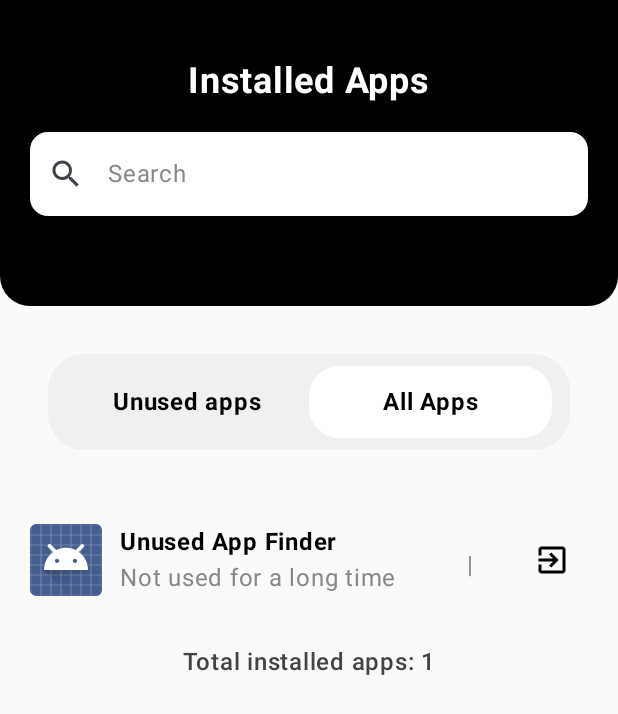
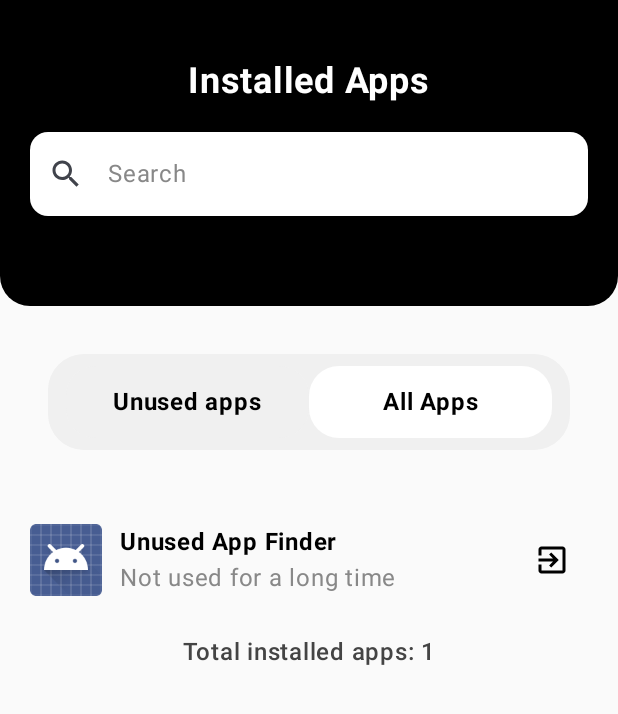
Before and after one commit to Deekshigowda08/unused_app_finder, an Android app built with Jetpack Compose: the screen it shows after launch (MainActivity), after a tap on "All Apps", on a phone screen of 412 x 824 dp. Shown: the top 714 px of the screen. Run offline under Robolectric (Android 15) with nearby library versions, the phone set to English and light mode, and no system bars; our stand-ins replace accompanist; libraries missing offline, so code that uses them is left out: com.google.accompanist.navigation.

Commit message:
small changes

```diff
--- a/app/src/main/java/com/example/guhyatainterntask/MainActivity.kt
+++ b/app/src/main/java/com/example/guhyatainterntask/MainActivity.kt
@@ -50,12 +50,12 @@ class MainActivity : ComponentActivity() {
                     //details screen
                     composable("app_details") {
                         val selectedApp = viewModel.selectedApp.value
+
                         selectedApp?.let {
                             AppDetailsScreen(
                                 appName = it.name,
                                 appVersion = it.version ?: "Unknown",
                                 appIcon = it.icon,
-                                appSize = it.sizeInBytes,
                                 navController = navController,
                                 onViewInPlayStore = {
                                     val packageName = it.packageName
--- a/app/src/main/java/com/example/guhyatainterntask/model/AppInfo.kt
+++ b/app/src/main/java/com/example/guhyatainterntask/model/AppInfo.kt
@@ -8,6 +8,5 @@ data class AppInfo(
     val packageName: String,
     val icon: ImageBitmap,
     val version: String,
-    val lastUsedTime: Long,
-    val sizeInBytes:Long
+    val lastUsedTime: Long
 )
--- a/app/src/main/java/com/example/guhyatainterntask/ui/theme/detailpage.kt
+++ b/app/src/main/java/com/example/guhyatainterntask/ui/theme/detailpage.kt
@@ -27,6 +27,7 @@ import androidx.compose.material3.Icon
 import androidx.compose.material3.IconButton
 import androidx.compose.material3.Text
 import androidx.compose.runtime.Composable
+import androidx.compose.runtime.LaunchedEffect
 import androidx.compose.runtime.mutableStateOf
 import androidx.compose.runtime.remember
 import androidx.compose.ui.Alignment
@@ -51,13 +52,13 @@ fun AppDetailsScreen(
     appName: String,
     appVersion: String,
     appIcon: ImageBitmap,
-    appSize: Long,
     navController: NavController,
     onViewInPlayStore: () -> Unit,
     onOpenApp: () -> Unit,
     onOpenAppInfo: () -> Unit
 ) {
-    val formattedSize = formatFileSize(appSize)
+
+
 
     Box(modifier = Modifier.fillMaxSize()) {
         Column(
@@ -136,15 +137,7 @@ fun AppDetailsScreen(
                     overflow = TextOverflow.Ellipsis,
                     color = Color.Gray
                 )
-                Spacer(modifier = Modifier.height(8.dp))
-                Text(
-                    text = "App size: $formattedSize",
-                    fontSize = 16.sp,
-                    color = Color.Black,
-                    fontWeight = FontWeight.SemiBold
-                )
-
-                Spacer(modifier = Modifier.height(34.dp))
+                Spacer(modifier = Modifier.height(28.dp))
 
                 Button(
                     onClick = onViewInPlayStore,
--- a/app/src/main/java/com/example/guhyatainterntask/ui/theme/mainpage.kt
+++ b/app/src/main/java/com/example/guhyatainterntask/ui/theme/mainpage.kt
@@ -1,11 +1,8 @@
 package com.example.guhyatainterntask.ui.theme
 import android.content.Context
-import kotlinx.coroutines.delay
-import android.content.Intent
 import android.os.Build
 import android.os.VibrationEffect
 import android.os.Vibrator
-import android.provider.Settings
 import androidx.compose.foundation.ExperimentalFoundationApi
 import androidx.compose.foundation.Image
 import androidx.compose.foundation.background
@@ -22,8 +19,8 @@ import androidx.compose.foundation.layout.padding
 import androidx.compose.foundation.layout.size
 import androidx.compose.foundation.layout.width
 import androidx.compose.foundation.lazy.LazyColumn
+import androidx.compose.foundation.lazy.LazyListState
 import androidx.compose.foundation.lazy.itemsIndexed
-import androidx.compose.foundation.lazy.rememberLazyListState
 import androidx.compose.foundation.shape.RoundedCornerShape
 import androidx.compose.material.icons.Icons
 import androidx.compose.material.icons.filled.Close
@@ -39,13 +36,15 @@ import androidx.compose.material3.Text
 import androidx.compose.material3.TextButton
 import androidx.compose.material3.TextField
 import androidx.compose.runtime.Composable
-import androidx.compose.runtime.LaunchedEffect
 import androidx.compose.runtime.getValue
 import androidx.compose.runtime.mutableStateOf
 import androidx.compose.material3.TextFieldDefaults
+import androidx.compose.runtime.LaunchedEffect
 import androidx.compose.runtime.produceState
 import androidx.compose.runtime.remember
+import androidx.compose.runtime.saveable.rememberSaveable
 import androidx.compose.runtime.setValue
+import androidx.compose.runtime.snapshotFlow
 import androidx.compose.ui.Alignment
 import androidx.compose.ui.Modifier
 import androidx.compose.ui.draw.clip
@@ -56,14 +55,20 @@ import androidx.compose.ui.text.font.FontWeight
 import androidx.compose.ui.text.style.TextAlign
 import androidx.compose.ui.unit.dp
 import androidx.compose.ui.unit.sp
+import androidx.lifecycle.Lifecycle
+import androidx.lifecycle.compose.LocalLifecycleOwner
+import androidx.lifecycle.repeatOnLifecycle
 import androidx.lifecycle.viewmodel.compose.viewModel
-import com.example.guhyatainterntask.helper.hasUsageStatsPermission
 import com.example.guhyatainterntask.helper.isAppUnused
 import com.example.guhyatainterntask.model.AppInfo
 import com.example.guhyatainterntask.viewmodel.AppViewModel
+import kotlinx.coroutines.delay
+import kotlinx.coroutines.flow.debounce
 import java.text.SimpleDateFormat
 import java.util.Date
 import java.util.Locale
+
+enum class AppTab { Unused, All }
 
 @OptIn(ExperimentalMaterial3Api::class, ExperimentalFoundationApi::class)
 @JvmOverloads
@@ -73,48 +78,51 @@ fun InstalledAppsScreen(
     onAppClick: (AppInfo) -> Unit
 ) {
     val apps = viewModel.apps
-    val listState = rememberLazyListState()
+    val listState = rememberSaveable(saver = LazyListState.Saver) { LazyListState() }
     val context = LocalContext.current
-    var selectedTab by remember { mutableStateOf("Unused apps") }
-    var searchQuery by remember { mutableStateOf("") }
+    var selectedTab by rememberSaveable { mutableStateOf(AppTab.Unused) }
+    var searchQuery by rememberSaveable { mutableStateOf("") }
     var showDialog by remember { mutableStateOf(false) }
     var appToUninstall by remember { mutableStateOf<AppInfo?>(null) }
-    var showList by remember { mutableStateOf(false) }
-    var showLoading by remember { mutableStateOf(false) }
 
+    val lifecycleOwner = LocalLifecycleOwner.current
 
-    // Ask for permission once
     LaunchedEffect(Unit) {
-        if (!hasUsageStatsPermission(context)) {
-            val intent = Intent(Settings.ACTION_USAGE_ACCESS_SETTINGS)
-            context.startActivity(intent)
+        lifecycleOwner.lifecycle.repeatOnLifecycle(Lifecycle.State.RESUMED) {
+            if (viewModel.apps.isNotEmpty()) {
+
+                // Try reloading only if lastUsedTime is missing (e.g., all 0)
+                val allZero = viewModel.apps.all { it.lastUsedTime == 0L }
+                if (allZero) {
+                    viewModel.reloadUsageDataOnly()
+                }
+            }
         }
     }
 
-    // Slight delay to allow Compose to settle before drawing large lists
-    LaunchedEffect(apps) {
-        showList = false
-        showLoading = true
-        delay(200)
-        showLoading = false
-        showList = true
+
+    // Properly debounced and cancelable filtering
+    val filteredApps by produceState(initialValue = apps) {
+        snapshotFlow { Triple(apps, selectedTab, searchQuery) }
+            .debounce(100)
+            .collect { (appsList, tab, query) ->
+                if (appsList.isNotEmpty()) {
+                    value = appsList.filter { app ->
+                        val matchesTab = when (tab) {
+                            AppTab.Unused -> isAppUnused(app.lastUsedTime)
+                            AppTab.All -> true
                         }
-
-    // Filtered apps list with remember to prevent re-computation
-    val filteredApps by produceState(initialValue = emptyList<AppInfo>(), apps, selectedTab, searchQuery) {
-        delay(100) // debounce delay
-        value = apps.filter { app ->
-            val matchesTab = when (selectedTab) {
-                "Unused apps" -> isAppUnused(app.lastUsedTime)
-                else -> true
-            }
-            val matchesSearch = app.name.contains(searchQuery, ignoreCase = true)
+                        val matchesSearch = app.name.contains(query, ignoreCase = true)
                         matchesTab && matchesSearch
                     }
                 }
+            }
+    }
+
+
 
         Column(modifier = Modifier.fillMaxSize()) {
-        // Header and search
+            // Header and Search
             Box(
                 modifier = Modifier
                     .fillMaxWidth()
@@ -148,7 +156,7 @@ fun InstalledAppsScreen(
                             focusedIndicatorColor = Color.Transparent
                         ),
                         leadingIcon = {
-                        Icon(Icons.Default.Search, contentDescription = null)
+                            Icon(Icons.Default.Search, contentDescription = "Search Icon")
                         },
                         trailingIcon = {
                             if (searchQuery.isNotEmpty()) {
@@ -161,7 +169,7 @@ fun InstalledAppsScreen(
                 }
             }
 
-        // Tab Switcher
+            // Tabs
             Box(
                 modifier = Modifier
                     .fillMaxWidth()
@@ -174,8 +182,11 @@ fun InstalledAppsScreen(
                     modifier = Modifier.fillMaxWidth(),
                     horizontalArrangement = Arrangement.SpaceEvenly
                 ) {
-                listOf("Unused apps", "All Apps").forEach { tab ->
-                    val selected = tab == selectedTab
+                    listOf(
+                        AppTab.Unused to "Unused apps",
+                        AppTab.All to "All Apps"
+                    ).forEach { (tabEnum, tabLabel) ->
+                        val selected = tabEnum == selectedTab
                         Box(
                             modifier = Modifier
                                 .weight(1f)
@@ -183,13 +194,13 @@ fun InstalledAppsScreen(
                                 .background(if (selected) Color.White else Color(0xFFF0F0F0))
                                 .clickable {
                                     context.vibrate()
-                                selectedTab = tab
+                                    selectedTab = tabEnum
                                 }
                                 .padding(vertical = 12.dp),
                             contentAlignment = Alignment.Center
                         ) {
                             Text(
-                            text = tab,
+                                text = tabLabel,
                                 color = Color.Black,
                                 fontWeight = FontWeight.Bold
                             )
@@ -200,19 +211,7 @@ fun InstalledAppsScreen(
 
             Spacer(modifier = Modifier.height(8.dp))
 
-        // App List
-        if (showLoading) {
-            Box(
-                modifier = Modifier
-                    .fillMaxSize()
-                    .padding(top = 40.dp),
-                contentAlignment = Alignment.TopCenter
-            ) {
-                CircularProgressIndicator()
-            }
-        }
-        else if (showList) {
-            if (filteredApps.isEmpty()) {
+            if (filteredApps.isEmpty() && searchQuery.isNotEmpty()) {
                 Box(
                     modifier = Modifier
                         .fillMaxSize()
@@ -242,7 +241,8 @@ fun InstalledAppsScreen(
                                 .fillMaxWidth()
                                 .padding(vertical = 9.dp)
                                 .clickable { onAppClick(app) }
-                                .animateItemPlacement()
+                                .animateItemPlacement(),
+                            verticalAlignment = Alignment.CenterVertically
                         ) {
                             AppIcon(app.icon)
                             Spacer(modifier = Modifier.width(12.dp))
@@ -252,20 +252,17 @@ fun InstalledAppsScreen(
                                 Text(text = formattedTime, color = Color.Gray)
                             }
 
-                            Spacer(modifier = Modifier.weight(.5f))
-                            Text(
-                                text = "|",
-                                modifier = Modifier.padding(vertical = 15.dp),
-                                color = Color.Gray
-                            )
-                            Spacer(modifier = Modifier.weight(.3f))
+                            Spacer(modifier = Modifier.weight(1f))
 
-                            if (selectedTab == "Unused apps") {
+                            if (selectedTab == AppTab.Unused) {
                                 IconButton(onClick = {
                                     appToUninstall = app
                                     showDialog = true
                                 }) {
-                                    Icon(Icons.Default.Delete, contentDescription = "Uninstall")
+                                    Icon(
+                                        Icons.Default.Delete,
+                                        contentDescription = "Uninstall ${app.name}"
+                                    )
                                 }
                             } else {
                                 IconButton(onClick = {
@@ -273,22 +270,24 @@ fun InstalledAppsScreen(
                                         context.packageManager.getLaunchIntentForPackage(app.packageName)
                                     launchIntent?.let { context.startActivity(it) }
                                 }) {
-                                    Icon(Icons.Default.ExitToApp, contentDescription = "Open App")
+                                    Icon(
+                                        Icons.Default.ExitToApp,
+                                        contentDescription = "Open ${app.name}"
+                                    )
                                 }
                             }
                         }
                     }
 
-                    // Total Count Display
                     item {
-                        val totalLabel = if (selectedTab == "Unused apps") {
+                        val label = if (selectedTab == AppTab.Unused) {
                             "Unused apps found: ${filteredApps.size}"
                         } else {
                             "Total installed apps: ${filteredApps.size}"
                         }
 
                         Text(
-                            text = totalLabel,
+                            text = label,
                             modifier = Modifier
                                 .fillMaxWidth()
                                 .padding(vertical = 16.dp),
@@ -298,12 +297,9 @@ fun InstalledAppsScreen(
                         )
                     }
 
-                    // Bottom Spacer
                     item {
                         Spacer(modifier = Modifier.height(40.dp))
                     }
-                }
-
                 }
             }
 
@@ -315,7 +311,7 @@ fun InstalledAppsScreen(
                         appToUninstall = null
                     },
                     title = { Text("Uninstall Suggestion") },
-                text = { Text("You have not used this app for a long while so you can uninstall ${appToUninstall?.name}?") },
+                    text = { Text("You have not used this app for a long while. Do you want to uninstall ${appToUninstall?.name}?") },
                     confirmButton = {
                         TextButton(onClick = {
                             viewModel.openAppInfo(context, appToUninstall!!.packageName)
@@ -337,6 +333,9 @@ fun InstalledAppsScreen(
             }
         }
     }
+
+
+
 
 //Used to print app icons
 @Composable
--- a/app/src/main/java/com/example/guhyatainterntask/viewmodel/AppViewModel.kt
+++ b/app/src/main/java/com/example/guhyatainterntask/viewmodel/AppViewModel.kt
@@ -28,6 +28,20 @@ class AppViewModel(application: Application) : AndroidViewModel(application) {
 
     private val _apps = mutableStateListOf<AppInfo>()
     val apps: List<AppInfo> get() = _apps
+
+
+    fun reloadUsageDataOnly() {
+        val context = getApplication<Application>().applicationContext
+        val usageStatsMap = getUsageStatsMap(context)
+
+        _apps.forEachIndexed { index, app ->
+            val updated = app.copy(
+                lastUsedTime = usageStatsMap[app.packageName]?.lastTimeUsed ?: 0L
+            )
+            _apps[index] = updated
+        }
+    }
+
 
     //This block will be running as soon as this class is called
     init {
@@ -64,8 +78,7 @@ class AppViewModel(application: Application) : AndroidViewModel(application) {
             //gets last-usage
             val lastUsed = usageStatsMap[appInfo.packageName]?.lastTimeUsed ?: 0L
 
-            //gets app size
-            val appSize = getAppSize(context, appInfo.packageName)
+
 
             // adding to apps data to _apps list
             _apps.add(
@@ -74,8 +87,7 @@ class AppViewModel(application: Application) : AndroidViewModel(application) {
                     packageName = appInfo.packageName,
                     icon = icon,
                     version = version,
-                    lastUsedTime = lastUsed,
-                    sizeInBytes = appSize
+                    lastUsedTime = lastUsed
                 )
             )
         }
@@ -127,23 +139,4 @@ class AppViewModel(application: Application) : AndroidViewModel(application) {
         context.startActivity(intent)
     }
 
-    // Function to get app size (API 26+)
-    private fun getAppSize(context: Context, packageName: String): Long {
-        return if (Build.VERSION.SDK_INT >= Build.VERSION_CODES.O) {
-            try {
-                val storageStatsManager = context.getSystemService(Context.STORAGE_STATS_SERVICE) as StorageStatsManager
-                val appInfo = context.packageManager.getApplicationInfo(packageName, 0)
-                val storageStats = storageStatsManager.queryStatsForPackage(
-                    StorageManager.UUID_DEFAULT,
-                    packageName,
-                    UserHandle.getUserHandleForUid(appInfo.uid)
-                )
-                storageStats.appBytes + storageStats.dataBytes + storageStats.cacheBytes
-            } catch (e: Exception) {
-                0L
-            }
-        } else {
-            0L
-        }
-    }
 }
```
Lines whose indentation alone changed are shown as unchanged.
